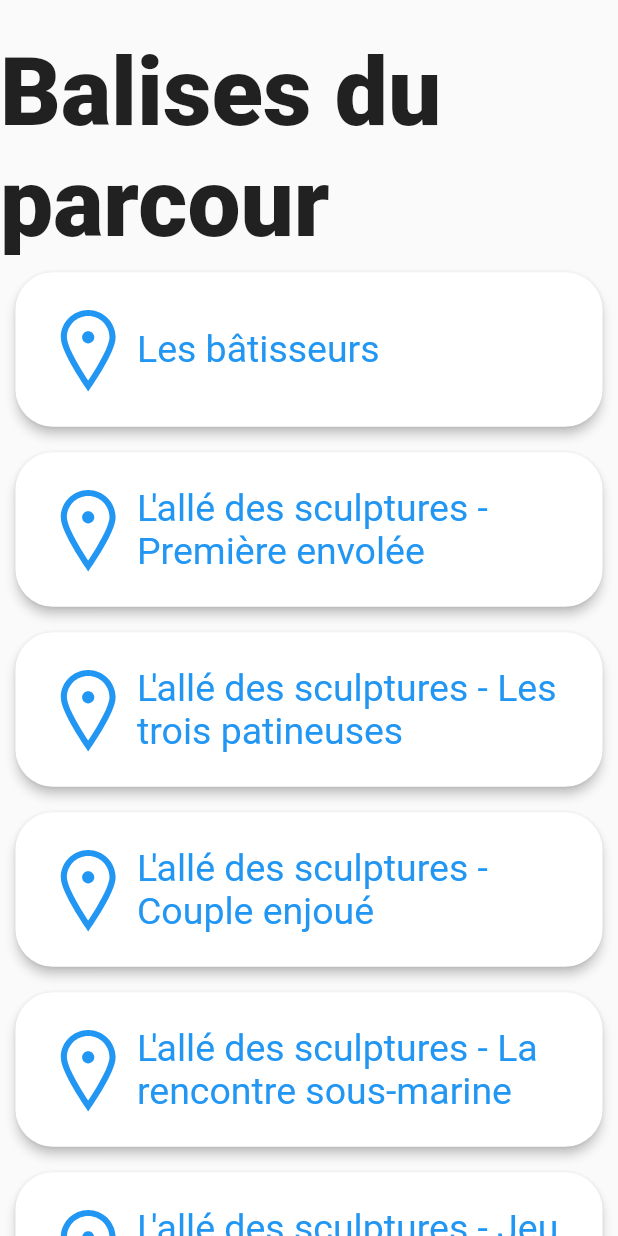
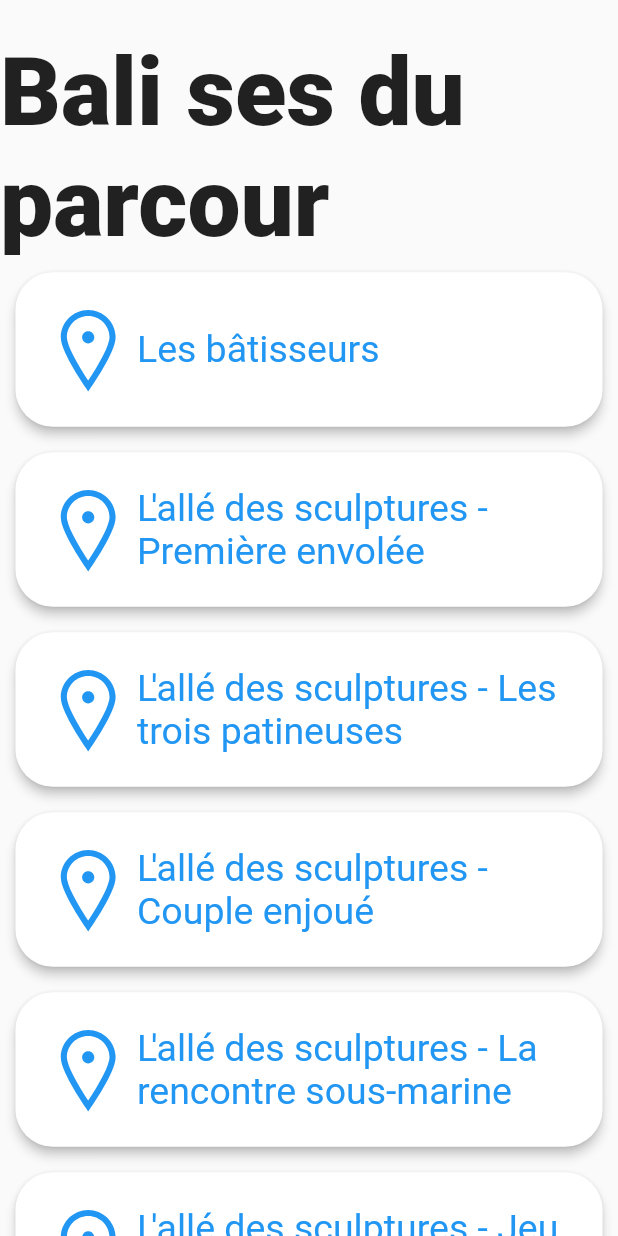
Before and after one commit to Sirmyself/HackQC2020, a Flutter app: the Balises screen opened directly with empty values, on a phone screen of 412 x 824 dp. Run offline on Flutter 3.47's test engine with Material 2 defaults, Android fonts, the light colour scheme and no system bars; our stand-ins replace geolocator, google_maps_flutter, line_icons; missing offline and left inert: google_map_polyline.

Commit message:
Plusieurs modifications

```diff
--- a/parcoursa/lib/Balises.dart
+++ b/parcoursa/lib/Balises.dart
@@ -37,7 +37,7 @@ class _BalisesState extends State<Balises> {
             mainAxisAlignment: MainAxisAlignment.spaceBetween,
             children: <Widget>[
               Text(
-                "Balises du",
+                "Bali ses du",
                 style: TextStyle(
                   fontSize: 63,
                   fontWeight: FontWeight.w900,
--- a/parcoursa/lib/main.dart
+++ b/parcoursa/lib/main.dart
@@ -11,6 +11,7 @@ class MyApp extends StatelessWidget {
   @override
   Widget build(BuildContext context) {
     return MaterialApp(
+      debugShowCheckedModeBanner: false,
       title: 'Flutter Demo',
       theme: ThemeData(
         primarySwatch: Colors.blue,
```
Also changed, not shown: parcoursa/lib/parcour.dart (+15 -1 lines).
